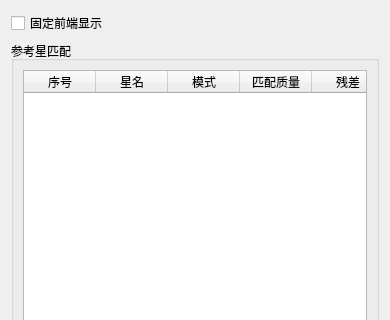
First picture: the form in meteoalign/ui/star_pair_assistant_dialog.ui, repository HG731GZ/HGMeteoTool, before the edit; both pictures show x 0 to 390 and y 0 to 320 of the 390 by 700 pixel window.
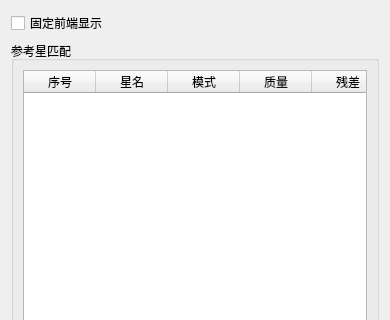
Second picture: the form after the edit.

Diff of the .ui file:
```diff
--- a/meteoalign/ui/star_pair_assistant_dialog.ui
+++ b/meteoalign/ui/star_pair_assistant_dialog.ui
@@ -106,7 +106,7 @@
         </column>
         <column>
          <property name="text">
-          <string>匹配质量</string>
+          <string>质量</string>
          </property>
         </column>
         <column>
```
